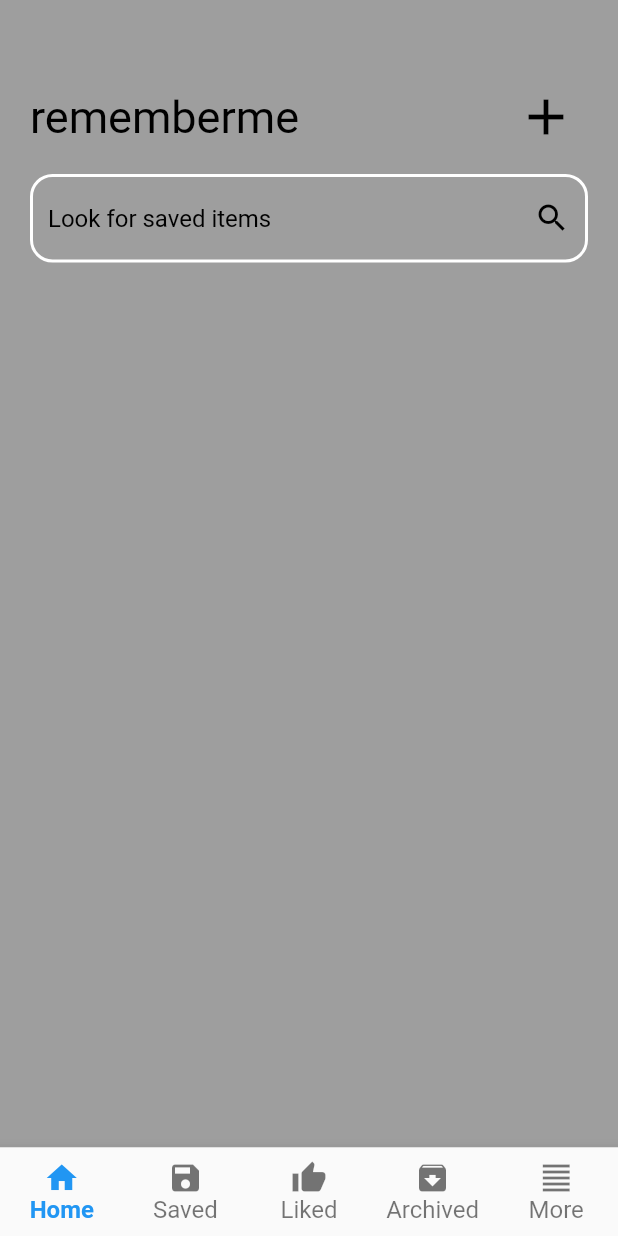
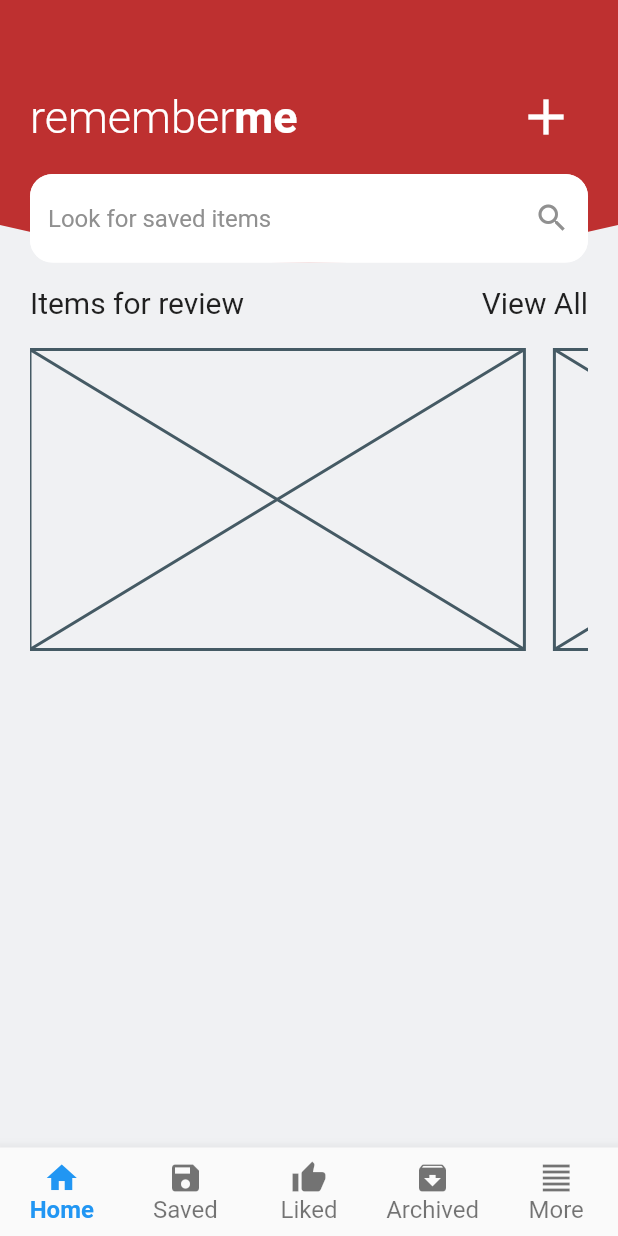
Before and after one commit to codingbbq/remember_me_app, a Flutter app: the screen it shows after launch, on a phone screen of 412 x 824 dp. Run offline on Flutter 3.47's test engine with Material 2 defaults, Android fonts, the phone set to English and light mode, and no system bars.

Commit message:
Home page bg custom paint and fix the search bg

```diff
--- /dev/null
+++ b/lib/components/custom_bg.dart
@@ -0,0 +1,39 @@
+import 'package:flutter/material.dart';
+
+class CustomBGPainter extends CustomPainter{
+
+  final Color bgColor;
+  final double curveHeight;
+
+  CustomBGPainter({
+    this.bgColor,
+    this.curveHeight
+  });
+
+  @override
+  void paint(Canvas canvas, Size size) {
+    final width = size.width;
+    final height = curveHeight;
+
+    Paint paint = Paint();
+
+    Path mainBackground = Path();
+
+    mainBackground.addRect(Rect.fromLTRB(0, 0, width, height));
+    paint.color = bgColor;
+    canvas.drawPath(mainBackground, paint);
+
+    Path ovalPath = Path();
+    ovalPath.moveTo(0, height);
+    ovalPath.quadraticBezierTo(width * 0.50, height + 50, width, height);
+
+    paint.color = bgColor;
+    canvas.drawPath(ovalPath, paint);
+  }
+
+  @override
+  bool shouldRepaint(CustomPainter oldDelegate) {
+    return oldDelegate != this;
+  }
+
+}
--- a/lib/pages/home_page/elements/head.dart
+++ b/lib/pages/home_page/elements/head.dart
@@ -6,15 +6,34 @@ class Head extends StatelessWidget {
     return Row(
       mainAxisAlignment: MainAxisAlignment.spaceBetween,
       children: <Widget>[
-        Text(
-          "rememberme",
-          style: TextStyle(
-            color: Colors.black,
-            fontSize: 30.0
+        RichText(
+          text: TextSpan(
+            children: <TextSpan>[
+              TextSpan(
+                text:
+                  "remember",
+                  style: TextStyle(
+                    color: Colors.white,
+                    fontSize: 30.0,
+                    fontWeight: FontWeight.w300
+                  )
+              ),
+              TextSpan(
+                text:
+                  "me",
+                  style: TextStyle(
+                    color: Colors.white,
+                    fontSize: 30.0,
+                    fontWeight: FontWeight.bold
+                  )
+              ),
+
+            ]
           )
         ),
+
         IconButton(
-          color: Colors.black,
+          color: Colors.white,
           icon: Icon(Icons.add),
           iconSize: 40.0,
           onPressed: (){
--- /dev/null
+++ b/lib/pages/home_page/elements/itemsforreview.dart
@@ -0,0 +1,74 @@
+import 'package:flutter/material.dart';
+
+class ItemsForReview extends StatelessWidget {
+  @override
+  Widget build(BuildContext context) {
+    return Container(
+      child: Column(
+        children: <Widget>[
+          Row(
+            mainAxisAlignment: MainAxisAlignment.spaceBetween,
+            children: <Widget>[
+              InkWell(
+                child: Text(
+                  "Items for review",
+                  style: TextStyle(
+                    fontSize: 20.0
+                  ),
+                ),
+                onTap: (){
+                  print('Items for review');
+                },
+              ),
+
+              InkWell(
+                child: Text(
+                  "View All",
+                  style: TextStyle(
+                    fontSize: 20.0
+                  ),
+                ),
+                onTap: (){
+                  print('View all');
+                },
+              )
+            ],
+          ),
+          SizedBox(
+            height: 10.0,
+          ),
+          SingleChildScrollView(
+            scrollDirection: Axis.horizontal,
+            child: Container(
+              child: Row(
+                children: <Widget>[
+                  Padding(
+                    padding: const EdgeInsets.only(top: 10.0, bottom: 10.0, right: 20.0),
+                    child: Placeholder(
+                      fallbackHeight: 200,
+                      fallbackWidth: MediaQuery.of(context).size.width * 0.80,
+                    ),
+                  ),
+                  Padding(
+                    padding: const EdgeInsets.only(top: 10.0, bottom: 10.0, right: 20.0),
+                    child: Placeholder(
+                      fallbackHeight: 200,
+                      fallbackWidth: MediaQuery.of(context).size.width * 0.80,
+                    ),
+                  ),
+                  Padding(
+                    padding: const EdgeInsets.only(top: 10.0, bottom: 10.0, right: 20.0),
+                    child: Placeholder(
+                      fallbackHeight: 200,
+                      fallbackWidth: MediaQuery.of(context).size.width * 0.80,
+                    ),
+                  ),
+                ],
+              ),
+            ),
+          )
+        ],
+      ),
+    );
+  }
+}
--- a/lib/pages/home_page/elements/searchbar.dart
+++ b/lib/pages/home_page/elements/searchbar.dart
@@ -4,7 +4,10 @@ class SearchBar extends StatelessWidget {
   @override
   Widget build(BuildContext context) {
     return Container(
-
+      decoration: BoxDecoration(
+        borderRadius: BorderRadius.circular(15.0),
+        color: Colors.white
+      ),
       child: TextField(
         decoration: InputDecoration(
           enabledBorder: OutlineInputBorder(
@@ -12,7 +15,7 @@ class SearchBar extends StatelessWidget {
             borderSide: BorderSide(
               color: Colors.white,
               width: 2
-            )
+            ),
           ),
           focusedBorder: OutlineInputBorder(
             borderRadius: BorderRadius.circular(15.0),
@@ -22,13 +25,13 @@ class SearchBar extends StatelessWidget {
             )
           ),
           hintText: "Look for saved items",
-          hintStyle: TextStyle(color: Colors.black),
+          hintStyle: TextStyle(color: Color(0xFF909090)),
           fillColor: Colors.white,
           focusColor: Colors.white,
           suffixIcon: IconButton(
             icon: Icon(Icons.search),
             iconSize: 24.0,
-            color: Colors.black,
+            color: Color(0xFF909090),
             onPressed: (){
               print("Search pressed");
             },
--- a/lib/pages/home_page/home_page.dart
+++ b/lib/pages/home_page/home_page.dart
@@ -1,21 +1,33 @@
 import 'package:flutter/material.dart';
+import 'package:remember_me_app/components/custom_bg.dart';
 import 'package:remember_me_app/pages/home_page/elements/head.dart';
+import 'package:remember_me_app/pages/home_page/elements/itemsforreview.dart';
 import 'package:remember_me_app/pages/home_page/elements/searchbar.dart';
 import 'package:remember_me_app/utills/theme.dart';
 
 class HomePage extends StatelessWidget {
   @override
   Widget build(BuildContext context) {
-    return Container(
+    return CustomPaint(
+      painter: CustomBGPainter(bgColor: homeBGcolor, curveHeight: 150),
+      child: Container(
         padding: const EdgeInsets.all(20.0),
-      color: appBGcolor,
         child: Column(
           children: <Widget>[
-         SizedBox(height: 30.0,),
+            SizedBox(
+              height: 30.0,
+            ),
             Head(),
-         SizedBox(height: 10.0,),
+            SizedBox(
+              height: 10.0,
+            ),
             SearchBar(),
+            SizedBox(
+              height: 15.0,
+            ),
+            ItemsForReview(),
           ],
+        ),
       ),
     );
   }
--- a/lib/rememberme.dart
+++ b/lib/rememberme.dart
@@ -4,6 +4,7 @@ import 'package:remember_me_app/pages/archived_page/archived_page.dart';
 import 'package:remember_me_app/pages/home_page/home_page.dart';
 import 'package:remember_me_app/pages/liked_page/liked_page.dart';
 import 'package:remember_me_app/pages/saved_page/saved_page.dart';
+import 'package:remember_me_app/utills/theme.dart';
 
 class RememberMeLandingPage extends StatefulWidget {
   @override
@@ -24,6 +25,7 @@ class _RememberMeLandingPageState extends State<RememberMeLandingPage> {
   @override
   Widget build(BuildContext context) {
     return Scaffold(
+      backgroundColor: appBGcolor,
       body: _pages[_currentIndex],
       bottomNavigationBar: BottomNavigationBar(
         selectedLabelStyle: TextStyle(color: Colors.black, fontWeight: FontWeight.bold),
--- a/lib/utills/theme.dart
+++ b/lib/utills/theme.dart
@@ -1,3 +1,4 @@
 import 'package:flutter/material.dart';
 
-const MaterialColor appBGcolor = Colors.grey;
+const Color appBGcolor = Color(0xFFf0f1f3);
+const Color homeBGcolor = Color(0xFFbe3030);
```
Lines whose indentation alone changed are shown as unchanged.
